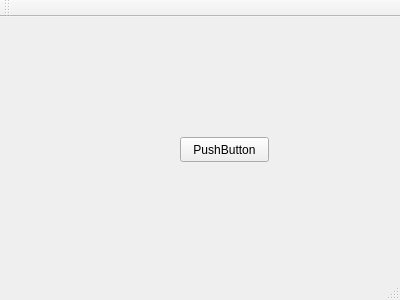
Above: mainwindow.ui from Jeffreyvde/BottleStopQT before the change. Below: the same form after it.
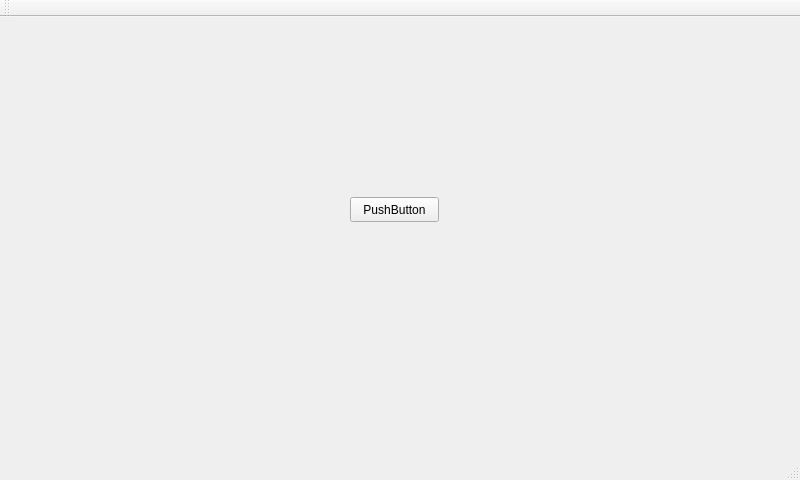
That is the form after the change.

Commit message: Set mainwindow size to display size.

Patch:
```diff
--- a/mainwindow.ui
+++ b/mainwindow.ui
@@ -6,8 +6,8 @@
    <rect>
     <x>0</x>
     <y>0</y>
-    <width>400</width>
-    <height>300</height>
+    <width>800</width>
+    <height>480</height>
    </rect>
   </property>
   <property name="windowTitle">
@@ -17,8 +17,8 @@
    <widget class="QPushButton" name="pushButton">
     <property name="geometry">
      <rect>
-      <x>180</x>
-      <y>120</y>
+      <x>350</x>
+      <y>180</y>
       <width>89</width>
       <height>25</height>
      </rect>
```
Left out of the diff: 2 changed lines with no effect on the pictures.
